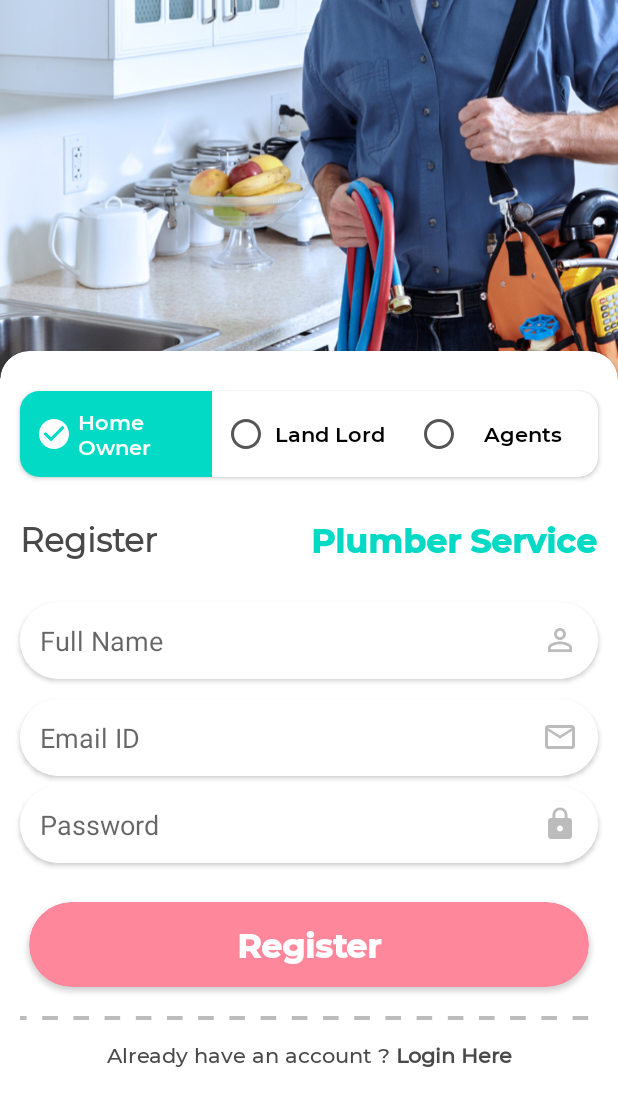
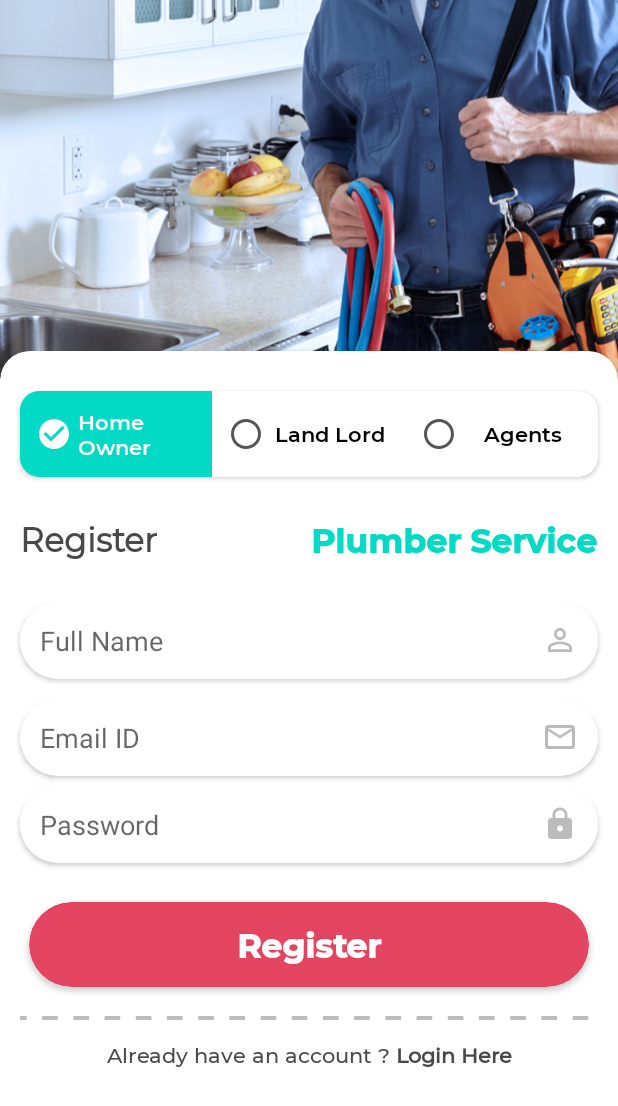
Before and after one commit to karabimaity17/PlumberUser, an Android app: the RegisterActivity screen opened directly, with no data from a screen before it, on a phone screen of 412 x 824 dp. Shown: the top 1106 px of the screen. Run offline under Robolectric (Android 15) with nearby library versions, the phone set to English and light mode, and no system bars; our stand-ins replace sdp/ssp sizes.

Commit message:
16/11/2021-K

```diff
--- a/app/src/main/AndroidManifest.xml
+++ b/app/src/main/AndroidManifest.xml
@@ -16,10 +16,12 @@
                 <category android:name="android.intent.category.LAUNCHER" />
             </intent-filter>
         </activity>
-        <activity android:name=".RegisterActivity" />
+        <activity android:name=".RegisterActivity"
+            android:windowSoftInputMode="stateHidden|adjustResize"/>
         <activity
             android:name=".LoginActivity"
             android:label="@string/title_activity_login"
+            android:windowSoftInputMode="stateHidden|adjustResize"
             android:theme="@style/AppTheme.NoActionBar" />
         <activity android:name=".WelcomeActivity">
 
--- a/app/src/main/java/com/plumber/user/WelcomeActivity.java
+++ b/app/src/main/java/com/plumber/user/WelcomeActivity.java
@@ -33,8 +33,8 @@ public class WelcomeActivity extends AppCompatActivity {
     TextView txt;
     PrefManager prefManager;
     int[] Images = {R.drawable.img2, R.drawable.img4, R.drawable.img3, R.drawable.img5};
-    String[] Text1 = {"Plumber at your chosen location", "Book or Schedule at any time","Track your Plumber",
-            "Available 24×7 for 365 days"};
+    String[] Text1 = {"Plumber at your chosen location", "Book or Schedule at any time",
+            "Available 24×7 for 365 days","Track your Plumber"};
     String[] Text2 = {"In publishing and graphic design, Lorem ipsum is a placeholder text commonly used to demonstrate the visual form of a document",
             "In publishing and graphic design, Lorem ipsum is a placeholder text commonly used to demonstrate the visual form of a document",
             "In publishing and graphic design, Lorem ipsum is a placeholder text commonly used to demonstrate the visual form of a document",
--- a/app/src/main/res/layout/activity_register.xml
+++ b/app/src/main/res/layout/activity_register.xml
@@ -1,19 +1,26 @@
 <?xml version="1.0" encoding="utf-8"?>
-<RelativeLayout xmlns:android="http://schemas.android.com/apk/res/android"
+<ScrollView xmlns:android="http://schemas.android.com/apk/res/android"
     xmlns:app="http://schemas.android.com/apk/res-auto"
     xmlns:tools="http://schemas.android.com/tools"
     android:layout_width="match_parent"
     android:layout_height="match_parent"
-    tools:context=".LoginActivity">
+    tools:context=".LoginActivity"
+    android:background="@color/colorWhite"
+    app:layout_behavior="@string/appbar_scrolling_view_behavior">
 
+    <RelativeLayout
+        android:layout_width="match_parent"
+        android:layout_height="wrap_content"
+        android:background="@color/colorWhite">
         <ImageView
             android:layout_width="match_parent"
             android:layout_height="@dimen/_250sdp"
-        android:src="@drawable/plumber1"
-        android:scaleType="centerCrop"/>
+            android:scaleType="centerCrop"
+            android:src="@drawable/plumber1" />
+
         <androidx.cardview.widget.CardView
             android:layout_width="match_parent"
-        android:layout_height="match_parent"
+            android:layout_height="@dimen/_420sdp"
             android:layout_marginTop="@dimen/_180sdp"
             app:cardCornerRadius="@dimen/_15sdp"
             app:cardBackgroundColor="@color/colorWhite"
@@ -198,7 +205,9 @@
         </androidx.cardview.widget.CardView>
 
 
+    </RelativeLayout>
 
 
 
-</RelativeLayout>
+
+</ScrollView>
--- a/app/src/main/res/layout/activity_splash_screen.xml
+++ b/app/src/main/res/layout/activity_splash_screen.xml
@@ -23,8 +23,9 @@
         android:text="Plumber Service"
         android:gravity="center"
         android:layout_marginBottom="@dimen/_30sdp"
-        android:textColor="@color/colorAccent"
-        android:textSize="25sp"
+        android:textColor="@color/colorPrimary"
+        android:textSize="28sp"
+        android:fontFamily="@font/fonts_bold"
         android:textStyle="bold"/>
 
 
--- a/app/src/main/res/values/colors.xml
+++ b/app/src/main/res/values/colors.xml
@@ -1,7 +1,8 @@
 <?xml version="1.0" encoding="utf-8"?>
 <resources>
-    <color name="colorPrimary">#ff879b</color>
-    <color name="colorPrimaryDark">#D65F73</color>
+    <color name="colorPrimary">#E34560</color>
+    <!--<color name="colorPrimary">#3F0198</color>-->
+    <color name="colorPrimaryDark">#BA1D37</color>
     <color name="colorAccent">#03DAC5</color>
 
     <color name="colorWhite">#FFFFFF</color>
```
Also changed, not shown: app/src/main/res/layout/activity_login.xml (+13 -5 lines). Lines whose indentation alone changed are shown as unchanged.
